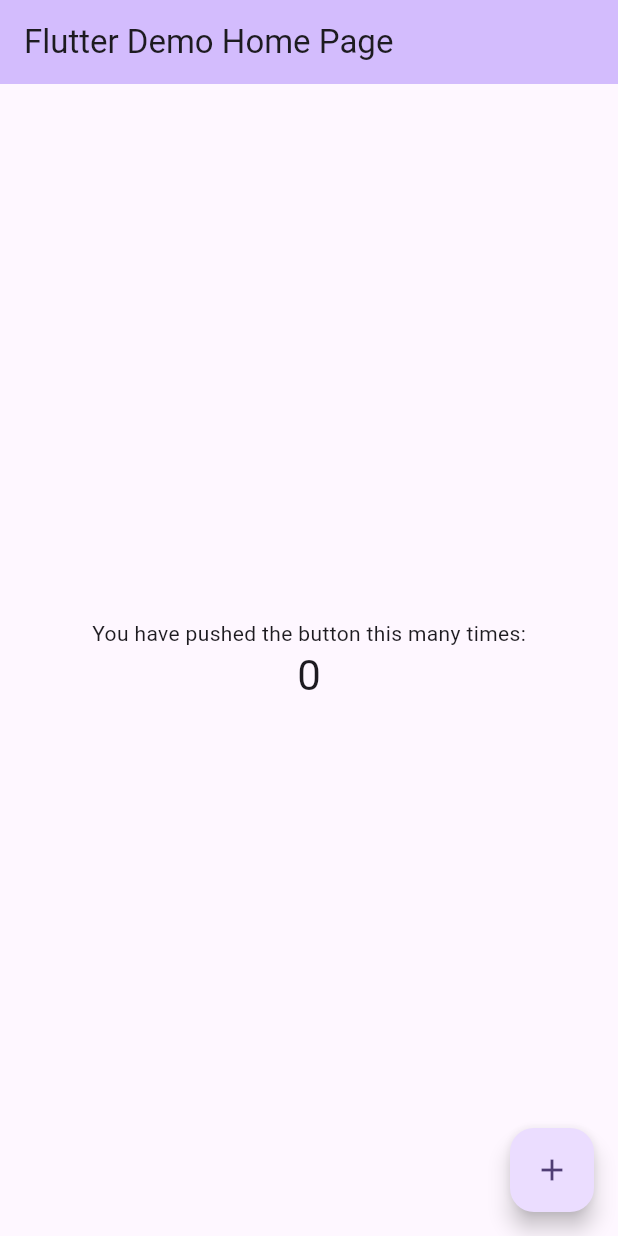
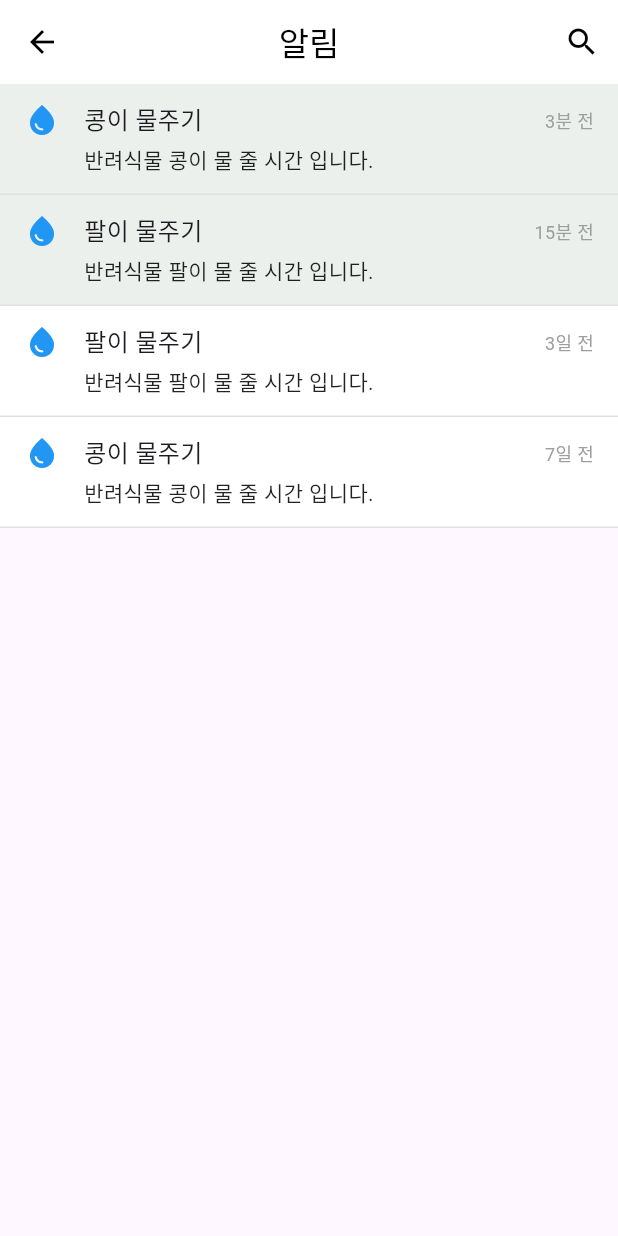
Before and after one commit to hansung-MobileCapstone/PlantyNote, a Flutter app: the screen it shows after launch, on a phone screen of 412 x 824 dp. Run offline on Flutter 3.47's test engine with Material 3 defaults, Android fonts, the phone set to English and light mode, and no system bars; our stand-ins replace carousel_slider.

Commit message:
푸시 알림 페이지 퍼블리싱 완료

```diff
--- a/lib/main.dart
+++ b/lib/main.dart
@@ -1,126 +1,8 @@
 import 'package:flutter/material.dart';
+import 'package:plant/screens/notifications/push_notifications_screen.dart';
 
 void main() {
-  runApp(const MyApp());
+  runApp(MaterialApp(
+    home: NotificationScreen(), // NotificationScreen을 앱의 첫 화면으로 설정
+  ));
 }
-
-class MyApp extends StatelessWidget {
-  const MyApp({super.key});
-
-  // This widget is the root of your application.
-  @override
-  Widget build(BuildContext context) {
-    return MaterialApp(
-      title: 'Flutter Demo',
-      theme: ThemeData(
-        // This is the theme of your application.
-        //
-        // TRY THIS: Try running your application with "flutter run". You'll see
-        // the application has a purple toolbar. Then, without quitting the app,
-        // try changing the seedColor in the colorScheme below to Colors.green
-        // and then invoke "hot reload" (save your changes or press the "hot
-        // reload" button in a Flutter-supported IDE, or press "r" if you used
-        // the command line to start the app).
-        //
-        // Notice that the counter didn't reset back to zero; the application
-        // state is not lost during the reload. To reset the state, use hot
-        // restart instead.
-        //
-        // This works for code too, not just values: Most code changes can be
-        // tested with just a hot reload.
-        colorScheme: ColorScheme.fromSeed(seedColor: Colors.deepPurple),
-        useMaterial3: true,
-      ),
-      home: const MyHomePage(title: 'Flutter Demo Home Page'),
-      //home: const MyHomePage(title: 'Flutter Demo Home Page'),
-    );
-  }
-}
-
-class MyHomePage extends StatefulWidget {
-  const MyHomePage({super.key, required this.title});
-
-  // This widget is the home page of your application. It is stateful, meaning
-  // that it has a State object (defined below) that contains fields that affect
-  // how it looks.
-
-  // This class is the configuration for the state. It holds the values (in this
-  // case the title) provided by the parent (in this case the App widget) and
-  // used by the build method of the State. Fields in a Widget subclass are
-  // always marked "final".
-
-  final String title;
-
-  @override
-  State<MyHomePage> createState() => _MyHomePageState();
-}
-
-class _MyHomePageState extends State<MyHomePage> {
-  int _counter = 0;
-
-  void _incrementCounter() {
-    setState(() {
-      // This call to setState tells the Flutter framework that something has
-      // changed in this State, which causes it to rerun the build method below
-      // so that the display can reflect the updated values. If we changed
-      // _counter without calling setState(), then the build method would not be
-      // called again, and so nothing would appear to happen.
-      _counter++;
-    });
-  }
-
-  @override
-  Widget build(BuildContext context) {
-    // This method is rerun every time setState is called, for instance as done
-    // by the _incrementCounter method above.
-    //
-    // The Flutter framework has been optimized to make rerunning build methods
-    // fast, so that you can just rebuild anything that needs updating rather
-    // than having to individually change instances of widgets.
-    return Scaffold(
-      appBar: AppBar(
-        // TRY THIS: Try changing the color here to a specific color (to
-        // Colors.amber, perhaps?) and trigger a hot reload to see the AppBar
-        // change color while the other colors stay the same.
-        backgroundColor: Theme.of(context).colorScheme.inversePrimary,
-        // Here we take the value from the MyHomePage object that was created by
-        // the App.build method, and use it to set our appbar title.
-        title: Text(widget.title),
-      ),
-      body: Center(
-        // Center is a layout widget. It takes a single child and positions it
-        // in the middle of the parent.
-        child: Column(
-          // Column is also a layout widget. It takes a list of children and
-          // arranges them vertically. By default, it sizes itself to fit its
-          // children horizontally, and tries to be as tall as its parent.
-          //
-          // Column has various properties to control how it sizes itself and
-          // how it positions its children. Here we use mainAxisAlignment to
-          // center the children vertically; the main axis here is the vertical
-          // axis because Columns are vertical (the cross axis would be
-          // horizontal).
-          //
-          // TRY THIS: Invoke "debug painting" (choose the "Toggle Debug Paint"
-          // action in the IDE, or press "p" in the console), to see the
-          // wireframe for each widget.
-          mainAxisAlignment: MainAxisAlignment.center,
-          children: <Widget>[
-            const Text(
-              'You have pushed the button this many times:',
-            ),
-            Text(
-              '$_counter',
-              style: Theme.of(context).textTheme.headlineMedium,
-            ),
-          ],
-        ),
-      ),
-      floatingActionButton: FloatingActionButton(
-        onPressed: _incrementCounter,
-        tooltip: 'Increment',
-        child: const Icon(Icons.add),
-      ), // This trailing comma makes auto-formatting nicer for build methods.
-    );
-  }
-}
--- a/lib/screens/notifications/push_notifications_screen.dart
+++ b/lib/screens/notifications/push_notifications_screen.dart
@@ -0,0 +1,120 @@
+import 'package:flutter/material.dart';
+
+class NotificationScreen extends StatelessWidget {
+  final List<Map<String, dynamic>> notifications = [
+    {
+      'title': '콩이 물주기',
+      'time': '3분 전',
+      'description': '반려식물 콩이 물 줄 시간 입니다.',
+      'isRead': false, // 확인하지 않은 알람
+    },
+    {
+      'title': '팔이 물주기',
+      'time': '15분 전',
+      'description': '반려식물 팔이 물 줄 시간 입니다.',
+      'isRead': false, // 확인하지 않은 알람
+    },
+    {
+      'title': '팔이 물주기',
+      'time': '3일 전',
+      'description': '반려식물 팔이 물 줄 시간 입니다.',
+      'isRead': true, // 확인된 알람
+    },
+    {
+      'title': '콩이 물주기',
+      'time': '7일 전',
+      'description': '반려식물 콩이 물 줄 시간 입니다.',
+      'isRead': true, // 확인된 알람
+    },
+  ];
+
+  @override
+  Widget build(BuildContext context) {
+    return Scaffold(
+      appBar: AppBar(
+        backgroundColor: Colors.white,
+        elevation: 0,
+        leading: IconButton(
+          icon: Icon(Icons.arrow_back, color: Colors.black), // 뒤로가기 버튼
+          onPressed: () {
+            Navigator.pop(context); // 이전 화면으로 이동
+          },
+        ),
+        title: Text(
+          '알림',
+          style: TextStyle(color: Colors.black),
+        ),
+        centerTitle: true,
+        actions: [
+          IconButton(
+            icon: Icon(Icons.search, color: Colors.black), // 검색 아이콘
+            onPressed: () {
+              // 검색 기능 추가 가능
+            },
+          ),
+        ],
+      ),
+      body: ListView.builder(
+        itemCount: notifications.length,
+        itemBuilder: (context, index) {
+          final notification = notifications[index];
+          return Container(
+            padding: EdgeInsets.symmetric(horizontal: 16.0, vertical: 12.0),
+            decoration: BoxDecoration(
+              color: notification['isRead']
+                  ? Colors.white // 확인된 알람은 흰색
+                  : Colors.green.withOpacity(0.1), // 확인하지 않은 알람은 연녹색
+              border: Border(
+                bottom: BorderSide(color: Colors.grey[300]!), // 하단 경계선
+              ),
+            ),
+            child: Row(
+              crossAxisAlignment: CrossAxisAlignment.start,
+              children: [
+                Icon(
+                  Icons.water_drop,
+                  color: Colors.blue, // 물방울 아이콘
+                  size: 24,
+                ),
+                SizedBox(width: 16),
+                Expanded(
+                  child: Column(
+                    crossAxisAlignment: CrossAxisAlignment.start,
+                    children: [
+                      Row(
+                        children: [
+                          Text(
+                            notification['title']!,
+                            style: TextStyle(
+                              fontSize: 16,
+                            ),
+                          ),
+                          Spacer(),
+                          Text(
+                            notification['time']!,
+                            style: TextStyle(
+                              fontSize: 12,
+                              color: Colors.grey,
+                            ),
+                          ),
+                        ],
+                      ),
+                      SizedBox(height: 4),
+                      Text(
+                        notification['description']!,
+                        style: TextStyle(
+                          fontSize: 14,
+                          color: Colors.black87,
+                        ),
+                      ),
+                    ],
+                  ),
+                ),
+              ],
+            ),
+          );
+        },
+      ),
+    );
+  }
+}
```
